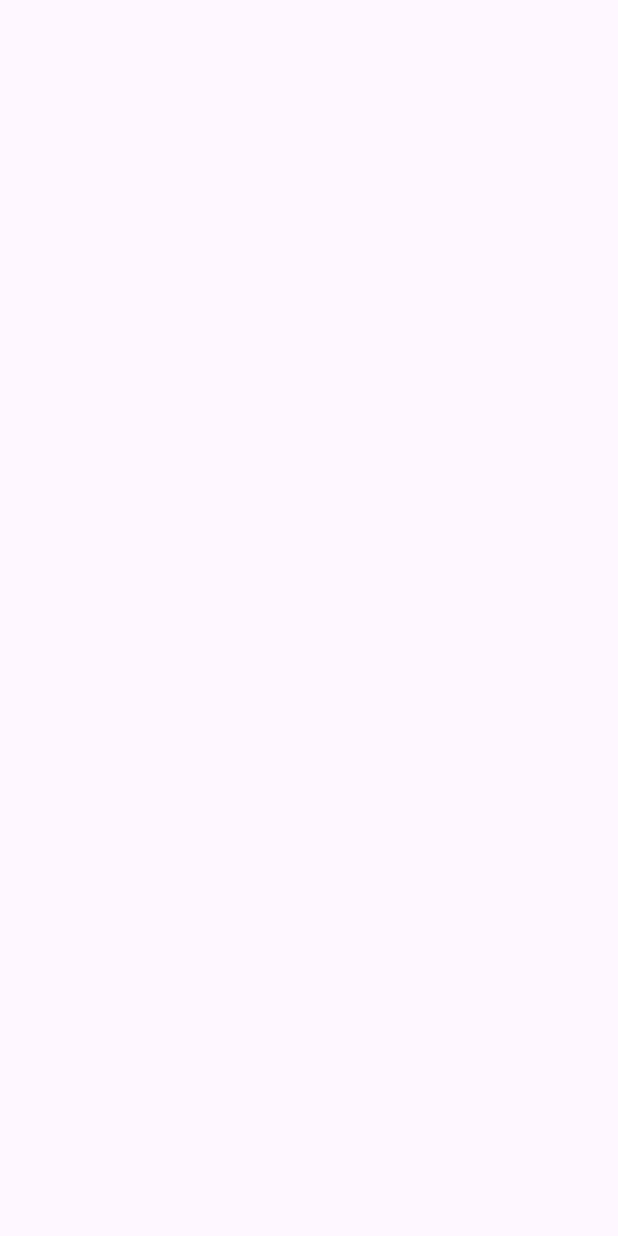
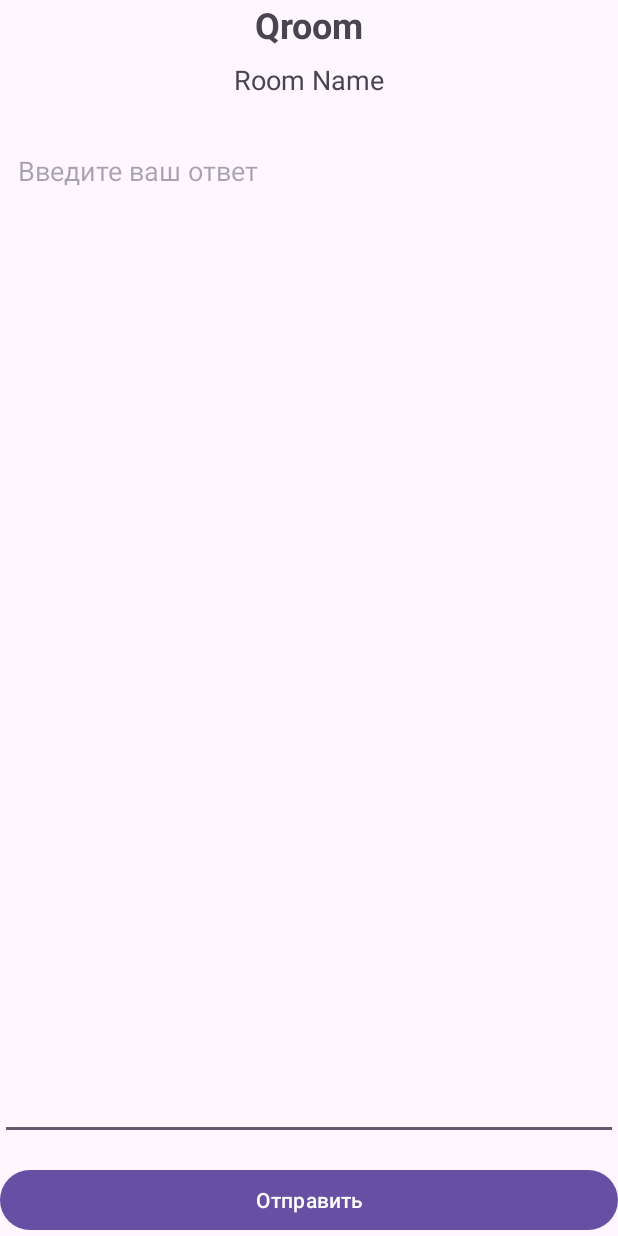
Before and after one commit to nyaku12/Qroom, an Android app built with Jetpack Compose: the JoinedActivity screen opened directly, with no data from a screen before it, on a phone screen of 412 x 824 dp. Before the commit the screen is empty. Run offline under Robolectric (Android 15) with nearby library versions, the light colour scheme and no system bars; 1 statement that could not run was skipped.

Commit message:
some version, idk

```diff
--- a/app/src/main/AndroidManifest.xml
+++ b/app/src/main/AndroidManifest.xml
@@ -1,6 +1,6 @@
 <?xml version="1.0" encoding="utf-8"?>
 <manifest xmlns:android="http://schemas.android.com/apk/res/android"
-    xmlns:tools="http://schemas.android.com/tools">
+    xmlns:tools="http://schemas.android.com/tools" >
 
     <uses-permission android:name="android.permission.INTERNET" />
 
@@ -14,7 +14,7 @@
         android:roundIcon="@mipmap/ic_launcher_round"
         android:supportsRtl="true"
         android:theme="@style/Theme.MyApplication"
-        tools:targetApi="31">
+        tools:targetApi="31" >
         <activity
             android:name=".JoinedActivity"
             android:exported="false" />
@@ -34,7 +34,7 @@
             android:theme="@style/Theme.MyApplication" />
         <activity
             android:name=".MainActivity"
-            android:exported="true">
+            android:exported="true" >
             <intent-filter>
                 <action android:name="android.intent.action.MAIN" />
 
--- a/app/src/main/java/com/example/myapplication/JoinedActivity.java
+++ b/app/src/main/java/com/example/myapplication/JoinedActivity.java
@@ -1,6 +1,11 @@
 package com.example.myapplication;
 
 import android.os.Bundle;
+import android.view.View;
+import android.widget.Button;
+import android.widget.EditText;
+import android.widget.TextView;
+import android.widget.Toast;
 
 import androidx.activity.EdgeToEdge;
 import androidx.appcompat.app.AppCompatActivity;
@@ -8,7 +13,17 @@ import androidx.core.graphics.Insets;
 import androidx.core.view.ViewCompat;
 import androidx.core.view.WindowInsetsCompat;
 
+import com.example.myapplication.ui.theme.ApiService;
+
+import retrofit2.Call;
+import retrofit2.Callback;
+import retrofit2.Response;
+import retrofit2.Retrofit;
+import retrofit2.converter.gson.GsonConverterFactory;
+
 public class JoinedActivity extends AppCompatActivity {
+    Room room;
+    User user;
 
     @Override
     protected void onCreate(Bundle savedInstanceState) {
@@ -20,5 +35,37 @@ public class JoinedActivity extends AppCompatActivity {
             v.setPadding(systemBars.left, systemBars.top, systemBars.right, systemBars.bottom);
             return insets;
         });
+        TextView textView = findViewById(R.id.textRoomName);
+        Room room = getIntent().getParcelableExtra("Room");
+        User user = getIntent().getParcelableExtra("user");
+        textView.setText(room.getName());
+        Button answ_button = findViewById(R.id.btnSendAnswer);
+        EditText answ_edit = findViewById(R.id.editAnswer);
+        answ_button.setOnClickListener(new View.OnClickListener() {
+            @Override
+            public void onClick(View view) {
+                Retrofit retrofit = new Retrofit.Builder()
+                        .baseUrl("http://10.0.2.2:8080/")
+                        .addConverterFactory(GsonConverterFactory.create())
+                        .build();
+                ApiService service = retrofit.create(ApiService.class);
+                Call<Void> call = service.sendAnswer(user.getId(), room.getId(), answ_edit.getText().toString());
+                call.enqueue(new Callback<Void>() {
+                    @Override
+                    public void onResponse(Call<Void> call, Response<Void> response) {
+                        Toast.makeText(getApplicationContext(), "Answer is sended", Toast.LENGTH_SHORT).show();
+                    }
+
+                    @Override
+                    public void onFailure(Call<Void> call, Throwable t) {
+
+                    }
+                });
+            }
+        });
+    }
+    @Override
+    protected void onDestroy(){
+        super.onDestroy();
     }
 }
--- a/app/src/main/java/com/example/myapplication/ui/theme/ApiService.java
+++ b/app/src/main/java/com/example/myapplication/ui/theme/ApiService.java
@@ -32,4 +32,7 @@ public interface ApiService {
     @GET("api/rooms/get-users-ammount")
     Call<Integer> getAmmount(@Query("room_id") Long id);
 
+    @POST("api/answers/create")
+    Call<Void> sendAnswer(@Query("user_id") Long uId, @Query("room_id") Long rId, @Query("answ") String answ);
+
 }
--- a/app/src/main/res/layout/activity_joined.xml
+++ b/app/src/main/res/layout/activity_joined.xml
@@ -1,5 +1,6 @@
 <?xml version="1.0" encoding="utf-8"?>
-<androidx.constraintlayout.widget.ConstraintLayout xmlns:android="http://schemas.android.com/apk/res/android"
+<androidx.constraintlayout.widget.ConstraintLayout
+    xmlns:android="http://schemas.android.com/apk/res/android"
     xmlns:app="http://schemas.android.com/apk/res-auto"
     xmlns:tools="http://schemas.android.com/tools"
     android:id="@+id/main"
@@ -7,4 +8,58 @@
     android:layout_height="match_parent"
     tools:context=".JoinedActivity">
 
+    <!-- Заголовок приложения -->
+    <TextView
+        android:id="@+id/textAppTitle"
+        android:layout_width="0dp"
+        android:layout_height="wrap_content"
+        android:gravity="center"
+        android:paddingBottom="8dp"
+        android:text="Qroom"
+        android:textSize="24sp"
+        android:textStyle="bold"
+        app:layout_constraintEnd_toEndOf="parent"
+        app:layout_constraintStart_toStartOf="parent"
+        app:layout_constraintTop_toTopOf="parent" />
+
+    <!-- Название комнаты -->
+    <TextView
+        android:id="@+id/textRoomName"
+        android:layout_width="0dp"
+        android:layout_height="wrap_content"
+        android:gravity="center"
+        android:paddingBottom="24dp"
+        android:text="Room Name"
+        android:textSize="18sp"
+        app:layout_constraintEnd_toEndOf="parent"
+        app:layout_constraintStart_toStartOf="parent"
+        app:layout_constraintTop_toBottomOf="@id/textAppTitle" />
+
+    <!-- Поле ввода ответа -->
+    <EditText
+        android:id="@+id/editAnswer"
+        android:layout_width="0dp"
+        android:layout_height="0dp"
+        android:gravity="top|start"
+        android:hint="Введите ваш ответ"
+        android:inputType="textCapSentences|textMultiLine"
+        android:minLines="3"
+        android:padding="12dp"
+        app:layout_constraintBottom_toTopOf="@id/btnSendAnswer"
+        app:layout_constraintEnd_toEndOf="parent"
+        app:layout_constraintStart_toStartOf="parent"
+        app:layout_constraintTop_toBottomOf="@id/textRoomName" />
+
+    <!-- Кнопка отправки -->
+    <Button
+        android:id="@+id/btnSendAnswer"
+        android:layout_width="0dp"
+        android:layout_height="wrap_content"
+        android:layout_marginTop="16dp"
+        android:text="Отправить"
+        app:layout_constraintBottom_toBottomOf="parent"
+        app:layout_constraintEnd_toEndOf="parent"
+        app:layout_constraintStart_toStartOf="parent"
+        app:layout_constraintTop_toBottomOf="@id/editAnswer" />
+
 </androidx.constraintlayout.widget.ConstraintLayout>
```
